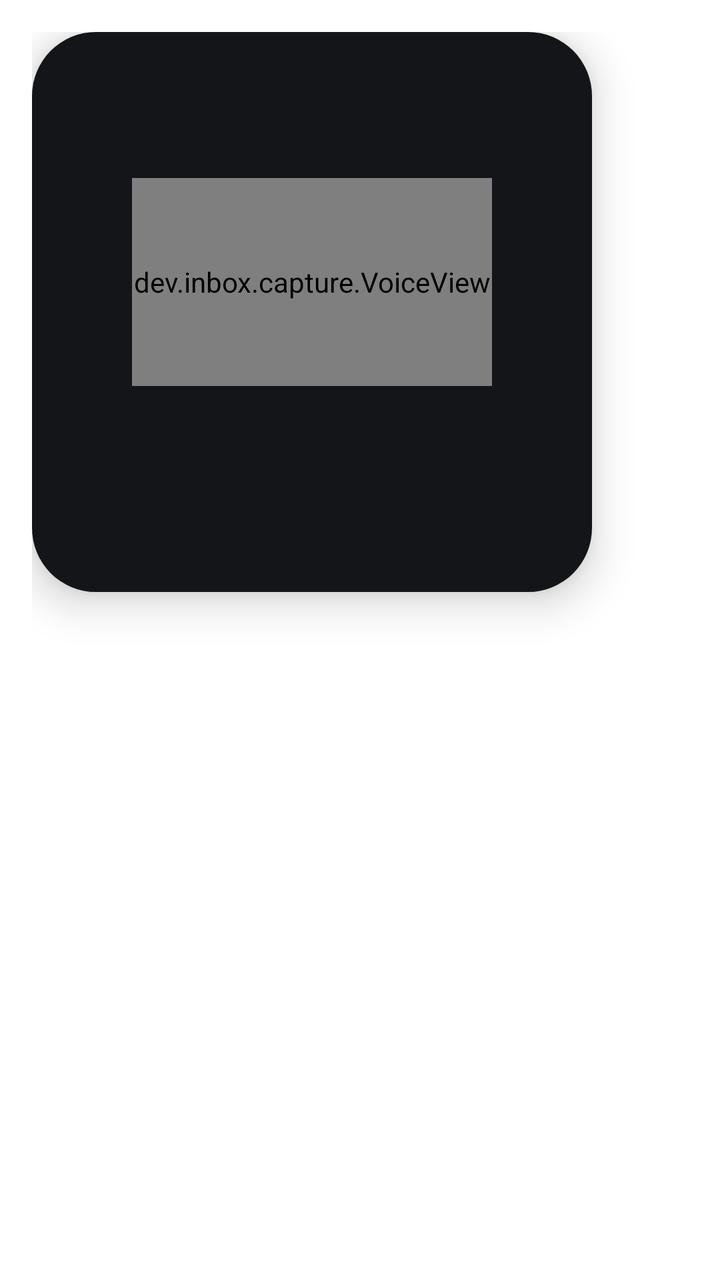
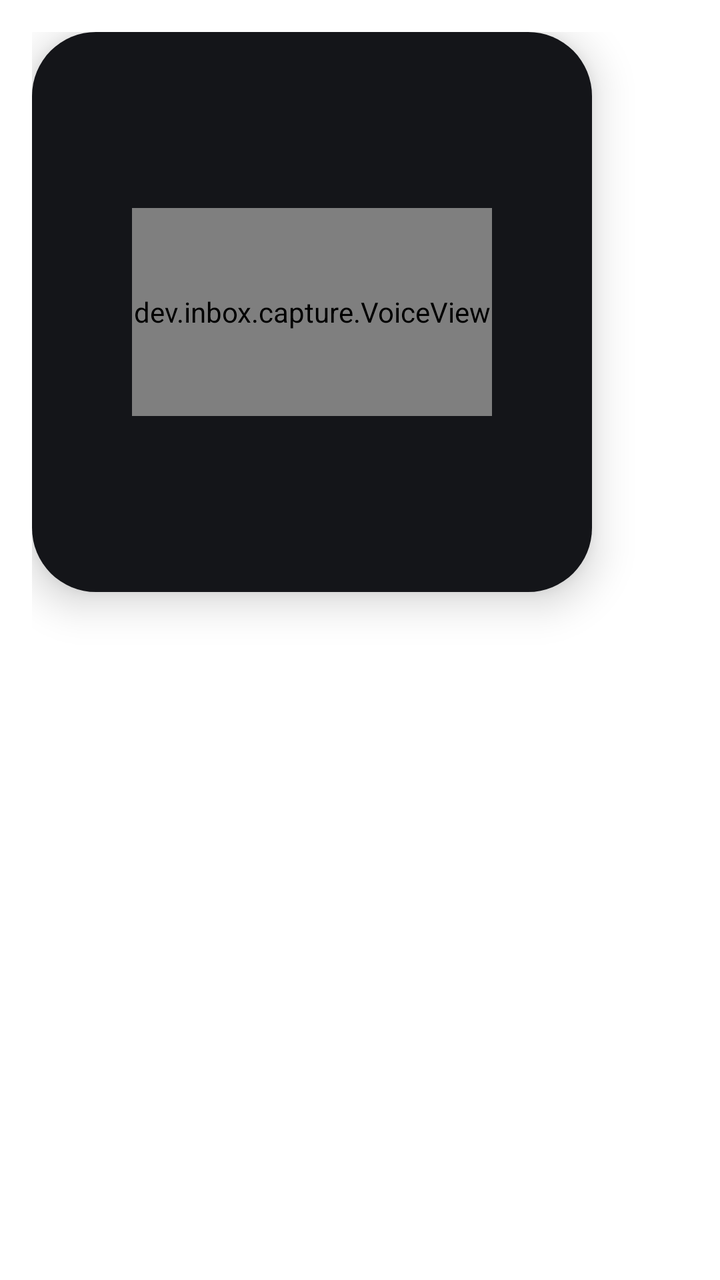

Two renders of the same Android screen: before a commit and after it. Below are the layout's source before the change and the commit's diff.
<!-- AndroidManifest.xml: activity theme Theme.Capture -->
<!-- res/layout/capture.xml -->
<?xml version="1.0" encoding="utf-8"?>
<FrameLayout xmlns:android="http://schemas.android.com/apk/res/android"
    android:layout_width="wrap_content"
    android:layout_height="wrap_content"
    android:padding="16dp">

    
    <LinearLayout
        android:id="@+id/card"
        android:layout_width="280dp"
        android:layout_height="280dp"
        android:background="@drawable/card_bg"
        android:clickable="true"
        android:elevation="12dp"
        android:focusable="true"
        android:gravity="center"
        android:orientation="vertical"
        android:padding="24dp">

        <dev.inbox.capture.VoiceView
            android:id="@+id/wave"
            android:layout_width="180dp"
            android:layout_height="104dp" />

        <TextView
            android:id="@+id/status"
            android:layout_width="wrap_content"
            android:layout_height="wrap_content"
            android:layout_marginTop="12dp"
            android:gravity="center"
            android:textColor="@color/text_secondary"
            android:textSize="13sp" />

        <TextView
            android:id="@+id/title"
            android:layout_width="match_parent"
            android:layout_height="wrap_content"
            android:ellipsize="end"
            android:fontFamily="sans-serif-medium"
            android:gravity="center"
            android:maxLines="2"
            android:textColor="@color/text_primary"
            android:textSize="17sp"
            android:visibility="gone" />

        <TextView
            android:id="@+id/due"
            android:layout_width="wrap_content"
            android:layout_height="wrap_content"
            android:layout_marginTop="10dp"
            android:background="@drawable/chip_bg"
            android:fontFamily="sans-serif-medium"
            android:paddingStart="12dp"
            android:paddingTop="5dp"
            android:paddingEnd="12dp"
            android:paddingBottom="5dp"
            android:textColor="@color/chip_text"
            android:textSize="13sp"
            android:visibility="gone" />

        
        <TextView
            android:id="@+id/save"
            android:layout_width="wrap_content"
            android:layout_height="wrap_content"
            android:layout_marginTop="14dp"
            android:background="@drawable/pill_bg"
            android:fontFamily="sans-serif-medium"
            android:paddingStart="22dp"
            android:paddingTop="8dp"
            android:paddingEnd="22dp"
            android:paddingBottom="8dp"
            android:text="@string/save"
            android:textColor="@color/on_accent"
            android:textSize="14sp"
            android:visibility="gone" />
    </LinearLayout>
</FrameLayout>
<!-- resources referenced by this layout -->
<resources>
  <color name="chip_text">#E6FFFFFF</color>
  <color name="on_accent">#FFFFFF</color>
  <color name="text_primary">#FFFFFF</color>
  <color name="text_secondary">#8B8F98</color>
  <!-- drawable card_bg (drawable) -->
  <shape xmlns:android="http://schemas.android.com/apk/res/android">
      <solid android:color="@color/card" />
      <corners android:radius="32dp" />
  </shape>
  <!-- drawable chip_bg (drawable) -->
  <shape xmlns:android="http://schemas.android.com/apk/res/android">
      <solid android:color="@color/chip_bg" />
      <corners android:radius="999dp" />
  </shape>
  <!-- drawable pill_bg (drawable) -->
  <ripple xmlns:android="http://schemas.android.com/apk/res/android" android:color="#33FFFFFF">
      <item>
          <shape>
              <gradient android:angle="0" android:startColor="@color/accent" android:endColor="@color/accent_end" />
              <corners android:radius="999dp" />
          </shape>
      </item>
  </ripple>
  <string name="save">Save</string>
  <style name="Theme.Capture" parent="android:Theme.DeviceDefault.Dialog.NoActionBar">
          <item name="android:windowBackground">@android:color/transparent</item>
          <item name="android:windowIsFloating">true</item>
          <item name="android:windowCloseOnTouchOutside">true</item>
          <item name="android:backgroundDimEnabled">true</item>
          <item name="android:backgroundDimAmount">0.45</item>
          <item name="android:windowMinWidthMajor">0dp</item>
          <item name="android:windowMinWidthMinor">0dp</item>
      </style>
  <color name="card">#141519</color>
  <color name="chip_bg">#1AFFFFFF</color>
  <color name="accent">#4C8DFF</color>
  <color name="accent_end">#4C8DFF</color>
</resources>

<!-- the commit's change to res/layout/capture.xml (unified diff, before → after) -->
@@ -29,7 +29,8 @@
             android:layout_marginTop="12dp"
             android:gravity="center"
             android:textColor="@color/text_secondary"
-            android:textSize="13sp" />
+            android:textSize="13sp"
+            android:visibility="gone" />
 
         <TextView
             android:id="@+id/title"
